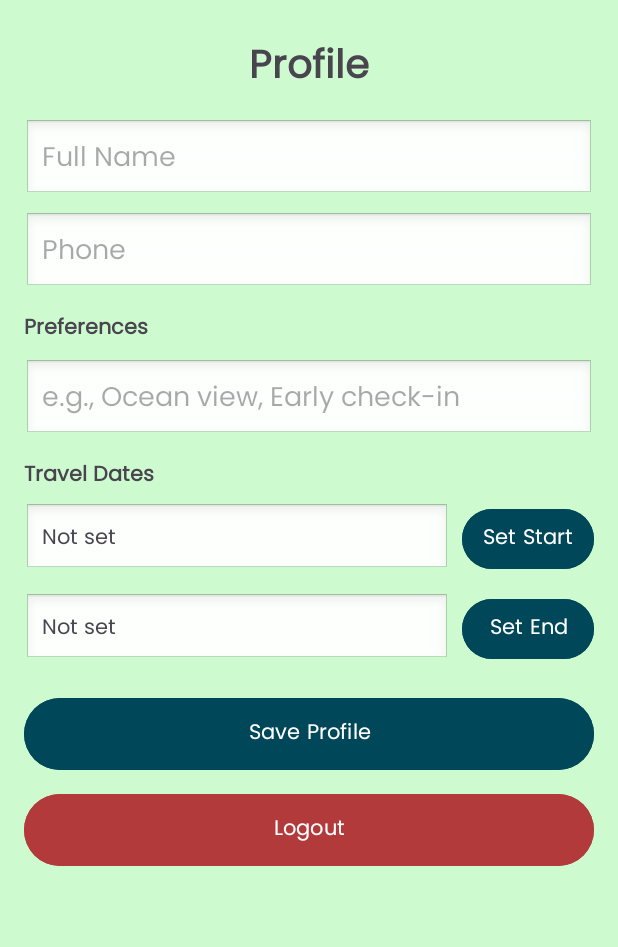
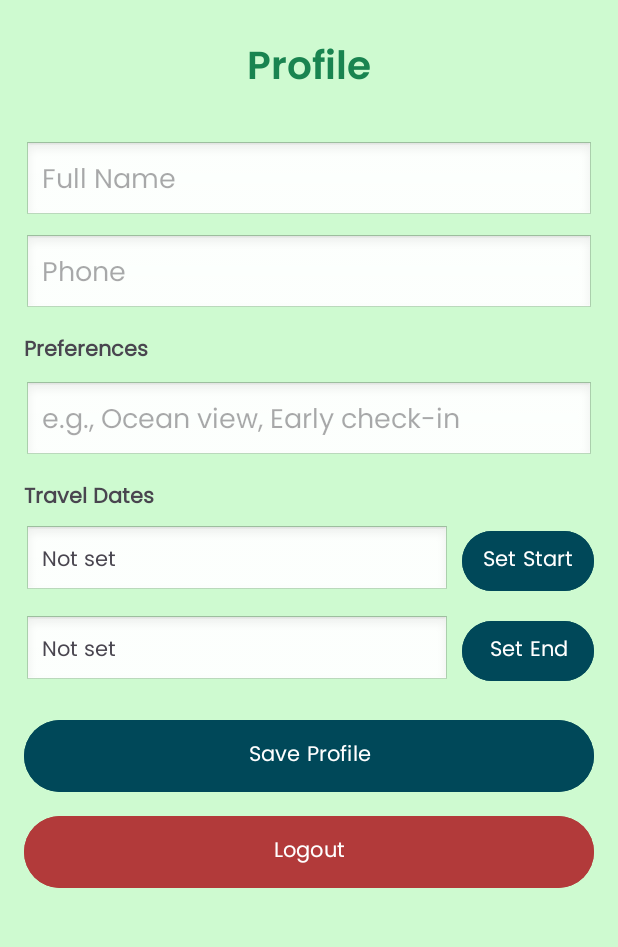
Before and after one commit to PasanEkanayake/LuxeVista-Resort-Mobile-Application, an Android app: the ProfileActivity screen opened directly, with no data from a screen before it, on a phone screen of 412 x 824 dp, the part 210-1157 px from its top. Run offline under Robolectric (Android 15) with nearby library versions, the phone set to English and light mode, and no system bars; 1 statement that could not run was skipped.

Commit message:
Update activity_profile.xml

```diff
--- a/app/src/main/res/layout/activity_profile.xml
+++ b/app/src/main/res/layout/activity_profile.xml
@@ -39,11 +39,12 @@
         <TextView
             android:text="Profile"
             android:textSize="26sp"
-            android:textStyle="bold"
-            android:layout_marginBottom="12dp"
+            android:fontFamily="@font/poppins_semibold"
+            android:textColor="#198450"
+            android:layout_gravity="center"
+            android:layout_marginBottom="25dp"
             android:layout_width="wrap_content"
-            android:layout_height="wrap_content"
-            android:layout_gravity="center"/>
+            android:layout_height="wrap_content"/>
 
         <EditText
             android:id="@+id/etFullNameProfile"
```
